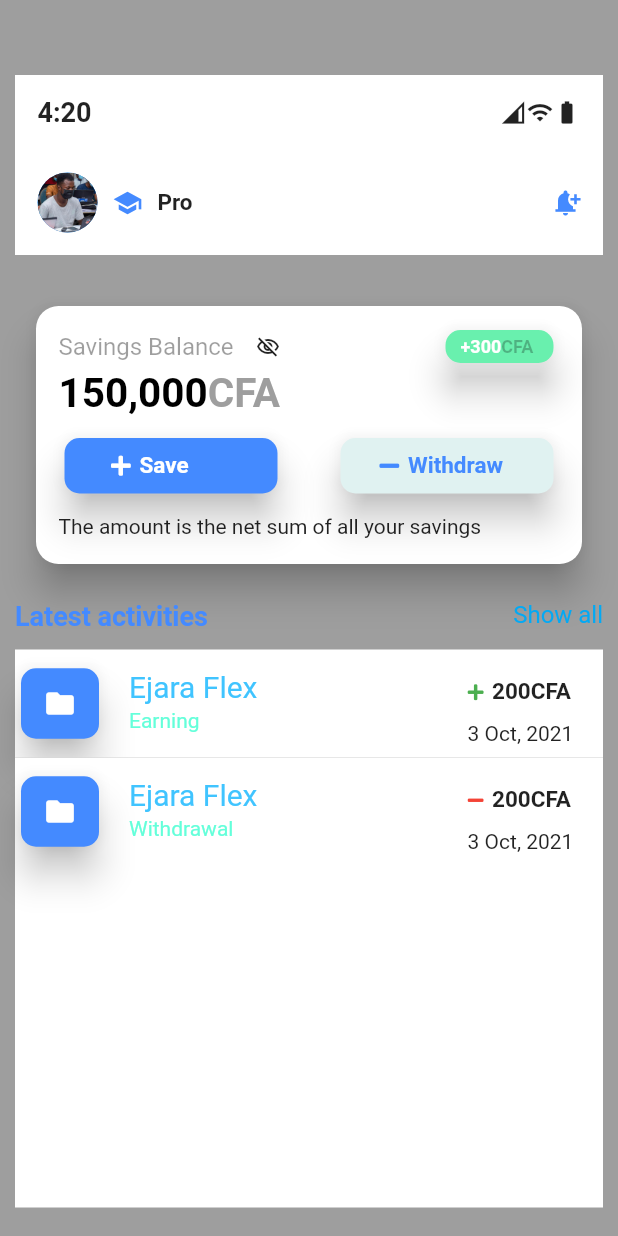
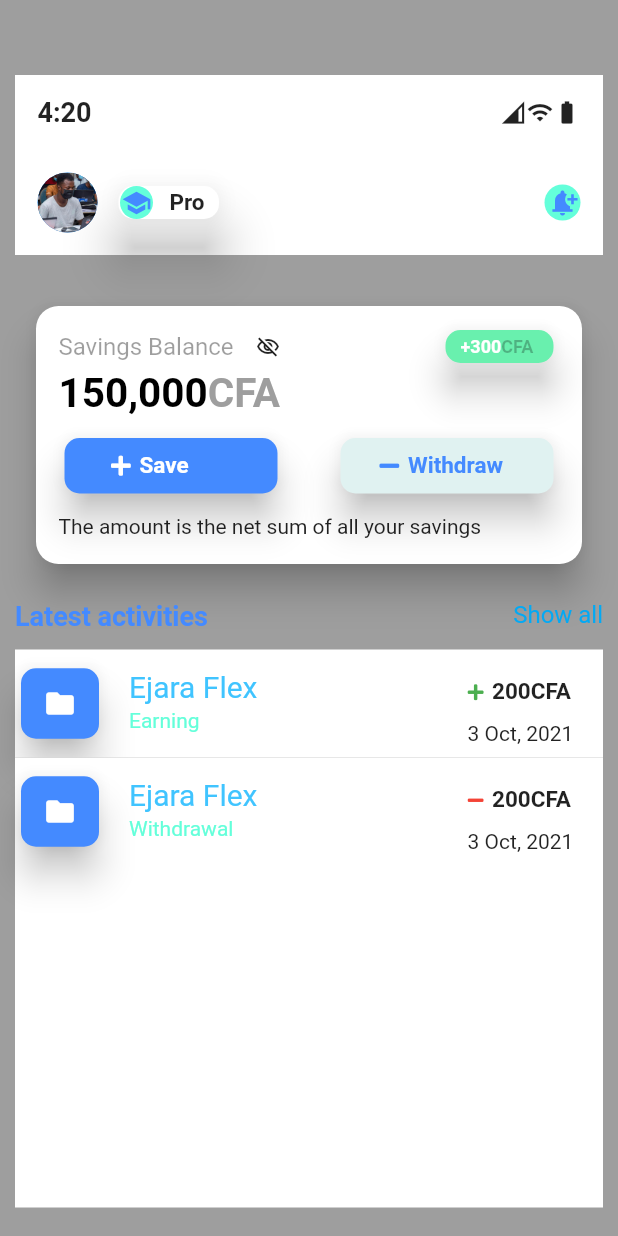
Before and after one commit to asamoah-fred/Accounts-Profile, a Flutter app: the screen it shows after launch, on a phone screen of 412 x 824 dp. Run offline on Flutter 3.47's test engine with Material 2 defaults, Android fonts, the phone set to English and light mode, and no system bars; our stand-ins replace font_awesome_flutter.

Commit message:
completed Fifth layer

```diff
--- a/lib/profile.dart
+++ b/lib/profile.dart
@@ -82,10 +82,26 @@
                       SizedBox(
                         width: 10,
                       ),
-                      Icon(
+                      Container(
+                        width: 75,
+                        height: 30,
+                        child: Card(
+                          shape: RoundedRectangleBorder(
+                            borderRadius: BorderRadius.circular(10),
+                          ),
+                          // color: Colors.grey,
+                          elevation: 15,
+                          shadowColor: Colors.grey,
+                          child: Row(
+                            children: [
+                              CircleAvatar(
+                                radius: 12,
+                                backgroundColor: Colors.tealAccent,
+                                child: Icon(
                                   Icons.school,
                                   color: Colors.blueAccent,
                                   size: 20,
+                                ),
                               ),
                               SizedBox(
                                 width: 10,
@@ -98,11 +114,19 @@
                                   fontSize: 15,
                                 ),
                               ),
+                            ],
+                          ),
+                        ),
+                      ),
                       Spacer(),
-                      Icon(
+                      CircleAvatar(
+                        radius: 12,
+                        backgroundColor: Colors.tealAccent,
+                        child: Icon(
                           Icons.notification_add,
                           size: 20,
                           color: Colors.blueAccent,
+                        ),
                       ),
                     ],
                   ),
@@ -430,6 +454,11 @@
                   ),
                 ),
               ),
+
+              // Third Layer Closed!!!!!!!!!!!!!!!!
+
+              // Fifth Layer Opene!!!!!!!!!!
+
               Container(
                 color: Colors.white,
                 height: 300,
@@ -517,6 +546,9 @@
                   ),
                 ),
               ),
+
+              /// Last Container
+              /// Fifth Layer Closed!!!!!!!!!!!!!!
             ],
           ),
         ),
```
Lines whose indentation alone changed are shown as unchanged.
